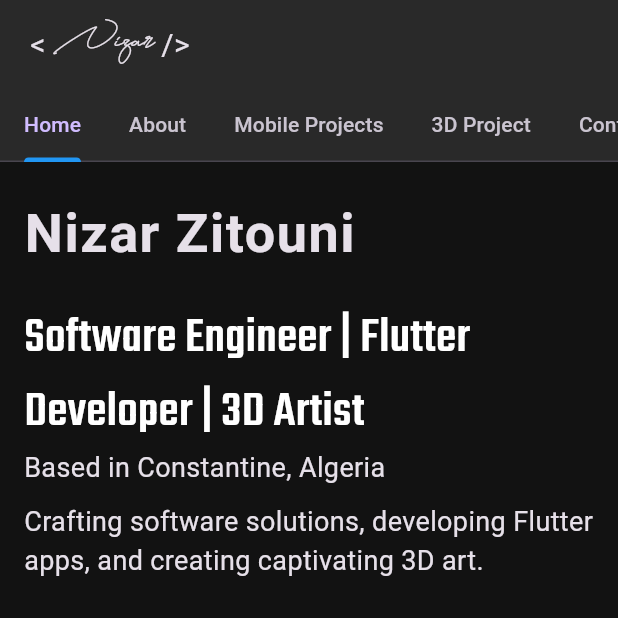
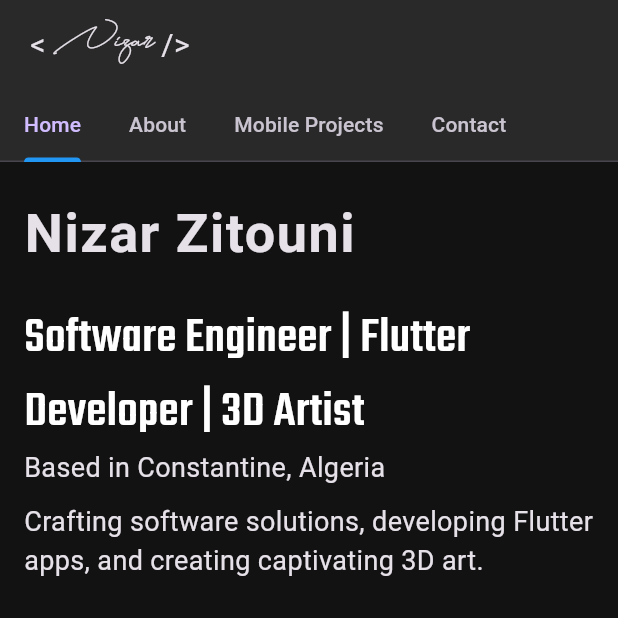
Before and after one commit to nizarzitouni/portfolio, a Flutter app: the screen it shows after launch, on a phone screen of 412 x 824 dp, the top half of it. Run offline on Flutter 3.47's test engine with Material 3 defaults, Android fonts, the phone set to English and light mode, and no system bars; our stand-ins replace carousel_slider, firebase_core, flutter_markdown, flutter_svg, font_awesome_flutter, gap and 2 more; missing offline and left inert: firebase_analytics_web, responsive_grid_list, typeset; accounts and stored records are empty; statements that could not run were skipped.

Commit message:
removed 3d project pushed version 17

```diff
--- a/lib/core/constants.dart
+++ b/lib/core/constants.dart
@@ -64,6 +64,6 @@ const double barsHight = 50;
 
 const String HOME_HEADER = "Home";
 const String ABOUT_HEADER = "About";
-const String MOBILEPROJECTS_HEADER = "Android Projects";
+const String MOBILEPROJECTS_HEADER = "Mobile Apps";
 const String THREED_HEADER = "3D Projects";
 const String CONTACT_HEADER = "Contact";
--- a/lib/view/home_v_mobile/widgets/tabs_widget.dart
+++ b/lib/view/home_v_mobile/widgets/tabs_widget.dart
@@ -46,7 +46,7 @@ class _TabsWidgetState extends State<TabsWidget> with SingleTickerProviderStateM
               Tab(text: "Home"),
               Tab(text: "About"),
               Tab(text: "Mobile Projects"),
-              Tab(text: "3D Project"),
+              // Tab(text: "3D Project"),
               Tab(text: "Contact"),
             ],
           ),
@@ -58,7 +58,7 @@ class _TabsWidgetState extends State<TabsWidget> with SingleTickerProviderStateM
               const MobHome(),
               const MobAbout(),
               MobFlutterProjects(projectModelsList: ProjectData.mobileDevProjectList),
-              MobFlutterProjects(projectModelsList: ProjectData.threeDProjectList),
+              // MobFlutterProjects(projectModelsList: ProjectData.threeDProjectList),
               const MobContact(),
             ],
           ),
--- a/pubspec.yaml
+++ b/pubspec.yaml
@@ -3,7 +3,7 @@ description: "A new Flutter project."
 
 publish_to: "none"
 
-version: 1.16.0+16
+version: 1.17.0+17
 
 environment:
   sdk: ">=3.2.2 <4.0.0"
```
Also changed, not shown: lib/view/home_v_web/widgets/home_screen_web_body.dart (+5 -5 lines), lib/view/home_v_web/widgets/web_menu_header.dart (+10 -10 lines).
